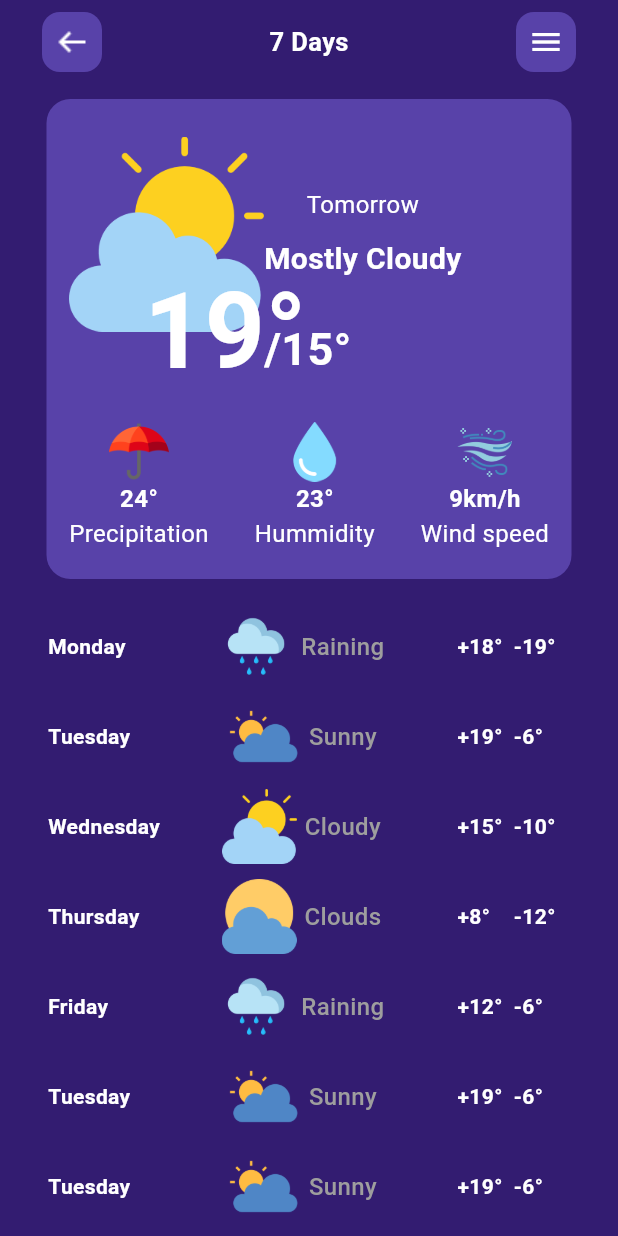
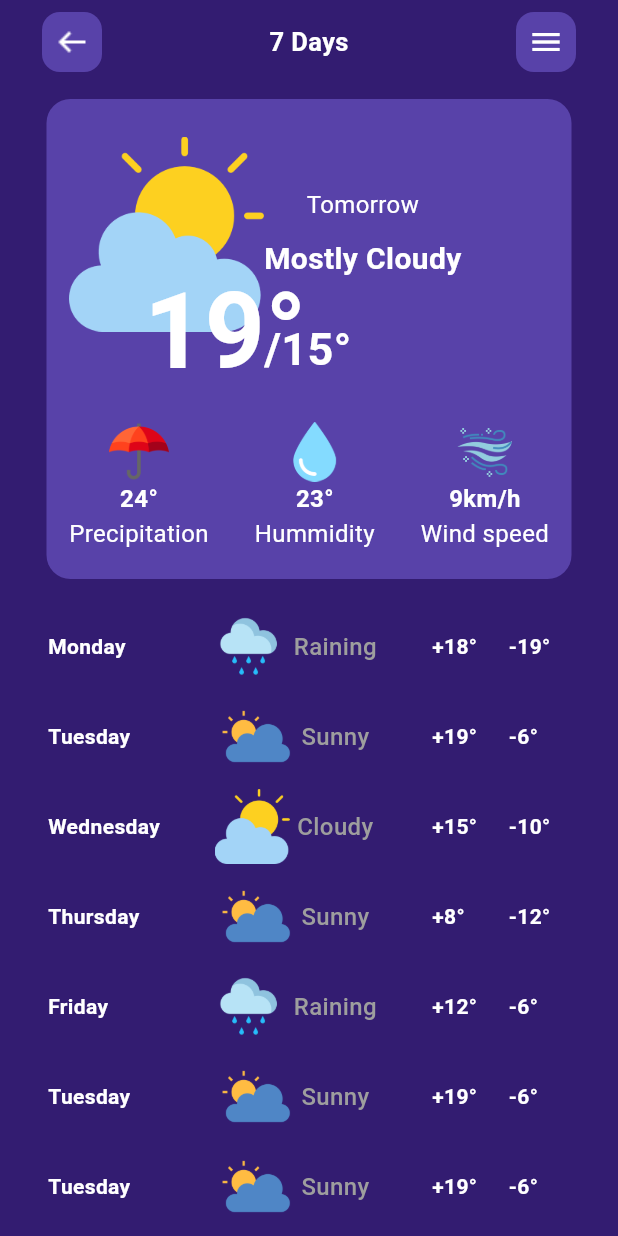
Before and after one commit to R-salton/my_weather, a Flutter app: the screen it shows after launch, after a tap on "7 Days Forecast", on a phone screen of 412 x 824 dp. Run offline on Flutter 3.47's test engine with Material 3 defaults, Android fonts, the phone set to English and light mode, and no system bars; our stand-ins replace geolocator.

Commit message:
Finished Weather details Screes

```diff
--- a/lib/utilities/Screens/mainscreen.dart
+++ b/lib/Screens/mainscreen.dart
@@ -1,7 +1,8 @@
 import 'package:flutter/material.dart';
-import 'package:my_weather/utilities/Screens/weatherDetail.dart';
+import 'package:my_weather/Screens/weatherDetail.dart';
 import 'package:my_weather/utilities/constants.dart';
 import 'package:my_weather/utilities/custom_widgets.dart';
+import 'package:geolocator/geolocator.dart';
 
 class MainScreen extends StatefulWidget {
   const MainScreen({super.key});
@@ -11,6 +12,19 @@ class MainScreen extends StatefulWidget {
 }
 
 class _MainScreenState extends State<MainScreen> {
+
+  @override
+  void initState() {
+    // TODO: implement initState
+    super.initState();
+    GetLoaction();
+  }
+  void GetLoaction() async {
+    Position position = await Geolocator.getCurrentPosition(
+        desiredAccuracy: LocationAccuracy.low);
+    print(position.longitude);
+  }
+
   @override
   Widget build(BuildContext context) {
     return Scaffold(
--- a/lib/utilities/Screens/weatherDetail.dart
+++ b/lib/Screens/weatherDetail.dart
@@ -162,8 +162,8 @@ class _WeatherDetailState extends State<WeatherDetail> {
                       height: 10,
                     ),
                     WeeklyForecast(
-                      comment: "Clouds",
-                      iconImage: "assets/icons/cloud.png",
+                      comment: "Sunny",
+                      iconImage: "assets/icons/sunny.png",
                       tempDown: 12,
                       temperature: 8,
                       day: "Thursday",
@@ -239,7 +239,7 @@ class WeeklyForecast extends StatelessWidget {
             ),
           ),
           Expanded(
-            flex: 5,
+            flex: 4,
             child: Container(
               padding: const EdgeInsets.only(left: 15, right: 15),
               decoration:
@@ -251,6 +251,7 @@ class WeeklyForecast extends StatelessWidget {
                   Image(
                     image: AssetImage("$iconImage"),
                     height: 50,
+                    width: 50,
                   ),
                   const SizedBox(
                     width: 5,
@@ -270,15 +271,16 @@ class WeeklyForecast extends StatelessWidget {
             width: 10,
           ),
           Expanded(
-            flex: 1,
             child: Text(
               "+$temperature°",
               style: const TextStyle(
                   color: Colors.white, fontWeight: FontWeight.bold),
             ),
           ),
+          const SizedBox(
+            width: 10,
+          ),
           Expanded(
-            flex: 1,
             child: Text(
               "-$tempDown°",
               style: const TextStyle(
--- a/lib/main.dart
+++ b/lib/main.dart
@@ -1,6 +1,6 @@
 import 'package:flutter/material.dart';
 import 'package:flutter/services.dart';
-import 'utilities/Screens/mainscreen.dart';
+import 'Screens/mainscreen.dart';
 
 void main() {
   SystemChrome.setSystemUIOverlayStyle(
--- a/pubspec.yaml
+++ b/pubspec.yaml
@@ -15,6 +15,7 @@ dependencies:
     sdk: flutter
 
   cupertino_icons: ^1.0.2
+  geolocator: ^11.0.0
 
 dev_dependencies:
   flutter_test:
```
Also changed, not shown: pubspec.lock, 2 other files.
